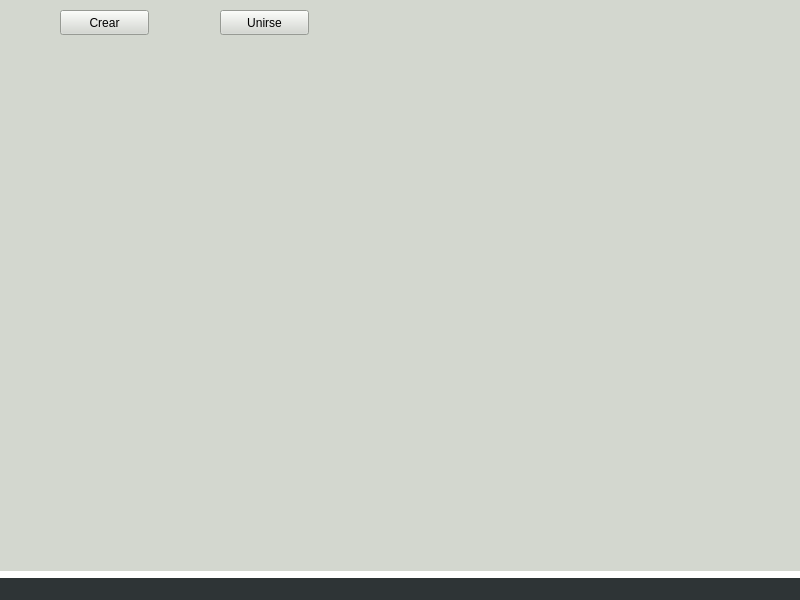
Qt form Client/src/Initiator/window/mainwindow.ui (nazar9318/taller-tpFinal-1c2021) before a commit.
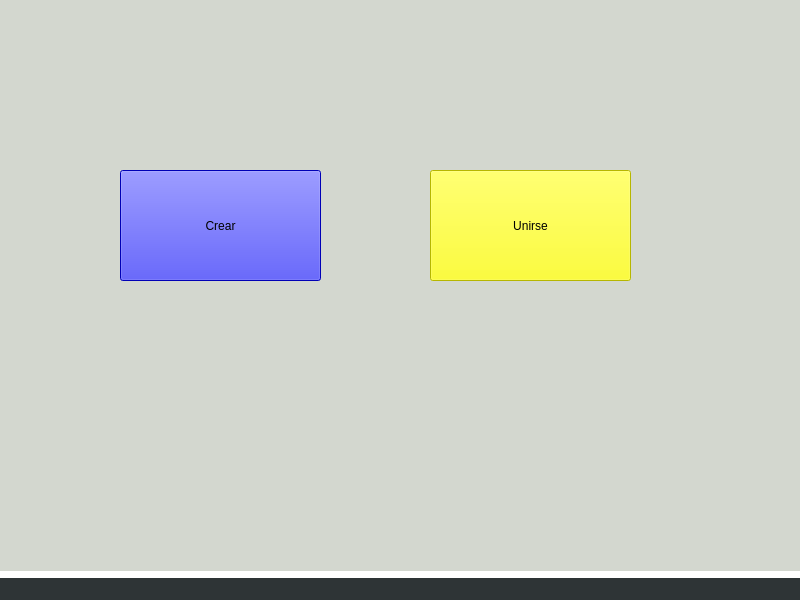
The same form after that commit.

Commit message: emprolijo la clase mainwindow

What changed in the file:
```diff
--- a/Client/src/Initiator/window/mainwindow.ui
+++ b/Client/src/Initiator/window/mainwindow.ui
@@ -36,12 +36,15 @@
      <widget class="QPushButton" name="createButton">
       <property name="geometry">
        <rect>
-        <x>60</x>
-        <y>30</y>
-        <width>89</width>
-        <height>25</height>
+        <x>120</x>
+        <y>190</y>
+        <width>201</width>
+        <height>111</height>
        </rect>
       </property>
+      <property name="styleSheet">
+       <string notr="true">background-color: rgb(0, 0, 255);</string>
+      </property>
       <property name="text">
        <string>Crear</string>
       </property>
@@ -49,12 +52,15 @@
      <widget class="QPushButton" name="joinButton">
       <property name="geometry">
        <rect>
-        <x>220</x>
-        <y>30</y>
-        <width>89</width>
-        <height>25</height>
+        <x>430</x>
+        <y>190</y>
+        <width>201</width>
+        <height>111</height>
        </rect>
       </property>
+      <property name="styleSheet">
+       <string notr="true">background-color: rgb(255, 255, 0);</string>
+      </property>
       <property name="text">
        <string>Unirse</string>
       </property>
```
Left out of the diff: 26 changed lines with no effect on the pictures. The commit also changes 2 other files.
